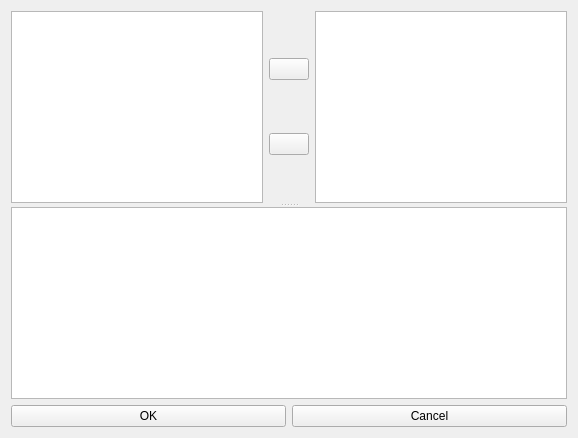
samiavasil/temporary, file src/apps/Daqster/pluginlist.ui: the form before one commit.
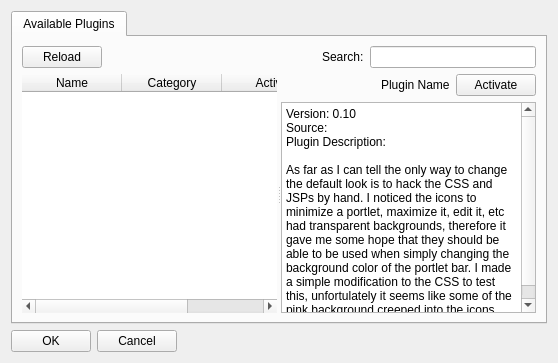
The form after the commit. Icons and pictures are not drawn.

Commit message: Add Full Screen for main window. Plugin List update

```diff
--- a/src/apps/Daqster/pluginlist.ui
+++ b/src/apps/Daqster/pluginlist.ui
@@ -6,8 +6,8 @@
    <rect>
     <x>0</x>
     <y>0</y>
-    <width>578</width>
-    <height>438</height>
+    <width>558</width>
+    <height>363</height>
    </rect>
   </property>
   <property name="windowTitle">
@@ -16,65 +16,168 @@
   <property name="autoFillBackground">
    <bool>false</bool>
   </property>
+  <layout class="QGridLayout" name="gridLayout_2">
+   <item row="0" column="0">
+    <layout class="QVBoxLayout" name="verticalLayout_3">
+     <item>
+      <widget class="QTabWidget" name="pluginsTab">
+       <property name="currentIndex">
+        <number>0</number>
+       </property>
+       <widget class="QWidget" name="AvailablePlugins">
+        <attribute name="title">
+         <string>Available Plugins</string>
+        </attribute>
   <layout class="QGridLayout" name="gridLayout">
    <item row="0" column="0">
-    <layout class="QVBoxLayout" name="verticalLayout_2">
+          <layout class="QVBoxLayout" name="verticalLayout">
+           <item>
+            <layout class="QHBoxLayout" name="horizontalLayout_4">
+             <item>
+              <widget class="QPushButton" name="reloadButton">
+               <property name="text">
+                <string>Reload</string>
+               </property>
+              </widget>
+             </item>
+             <item>
+              <spacer name="horizontalSpacer">
+               <property name="orientation">
+                <enum>Qt::Horizontal</enum>
+               </property>
+               <property name="sizeHint" stdset="0">
+                <size>
+                 <width>40</width>
+                 <height>20</height>
+                </size>
+               </property>
+              </spacer>
+             </item>
+             <item>
+              <layout class="QHBoxLayout" name="horizontalLayout_2">
+               <item>
+                <widget class="QLabel" name="label">
+                 <property name="text">
+                  <string>Search:</string>
+                 </property>
+                </widget>
+               </item>
+               <item>
+                <widget class="QLineEdit" name="searchEdit"/>
+               </item>
+              </layout>
+             </item>
+            </layout>
+           </item>
      <item>
       <widget class="QSplitter" name="splitter">
        <property name="orientation">
-        <enum>Qt::Vertical</enum>
-       </property>
+              <enum>Qt::Horizontal</enum>
+             </property>
+             <widget class="QTableWidget" name="availablePlugins">
+              <property name="frameShape">
+               <enum>QFrame::NoFrame</enum>
+              </property>
+              <property name="frameShadow">
+               <enum>QFrame::Sunken</enum>
+              </property>
+              <property name="iconSize">
+               <size>
+                <width>0</width>
+                <height>0</height>
+               </size>
+              </property>
+              <property name="showGrid">
+               <bool>true</bool>
+              </property>
+              <property name="gridStyle">
+               <enum>Qt::SolidLine</enum>
+              </property>
+              <property name="wordWrap">
+               <bool>true</bool>
+              </property>
+              <property name="cornerButtonEnabled">
+               <bool>true</bool>
+              </property>
+              <attribute name="horizontalHeaderVisible">
+               <bool>true</bool>
+              </attribute>
+              <attribute name="horizontalHeaderCascadingSectionResizes">
+               <bool>false</bool>
+              </attribute>
+              <attribute name="horizontalHeaderHighlightSections">
+               <bool>true</bool>
+              </attribute>
+              <attribute name="horizontalHeaderShowSortIndicator" stdset="0">
+               <bool>false</bool>
+              </attribute>
+              <attribute name="horizontalHeaderStretchLastSection">
+               <bool>true</bool>
+              </attribute>
+              <attribute name="verticalHeaderVisible">
+               <bool>false</bool>
+              </attribute>
+              <attribute name="verticalHeaderHighlightSections">
+               <bool>true</bool>
+              </attribute>
+              <column>
+               <property name="text">
+                <string>Name</string>
+               </property>
+              </column>
+              <column>
+               <property name="text">
+                <string>Category</string>
+               </property>
+              </column>
+              <column>
+               <property name="text">
+                <string>Active</string>
+               </property>
+              </column>
+             </widget>
        <widget class="QWidget" name="">
-        <layout class="QHBoxLayout" name="horizontalLayout_2">
+              <layout class="QVBoxLayout" name="verticalLayout_2">
          <item>
-          <widget class="QListWidget" name="availablePluginList"/>
-         </item>
+                <layout class="QHBoxLayout" name="horizontalLayout_3">
          <item>
-          <layout class="QVBoxLayout" name="verticalLayout">
-           <item>
-            <widget class="QPushButton" name="addButton">
-             <property name="sizePolicy">
-              <sizepolicy hsizetype="Fixed" vsizetype="Fixed">
-               <horstretch>0</horstretch>
-               <verstretch>0</verstretch>
-              </sizepolicy>
-             </property>
+                  <spacer name="horizontalSpacer_3">
+                   <property name="orientation">
+                    <enum>Qt::Horizontal</enum>
+                   </property>
+                   <property name="sizeHint" stdset="0">
+                    <size>
+                     <width>40</width>
+                     <height>20</height>
+                    </size>
+                   </property>
+                  </spacer>
+                 </item>
+                 <item>
+                  <widget class="QLabel" name="pluginName">
              <property name="text">
-              <string/>
-             </property>
-             <property name="icon">
-              <iconset>
-               <disabledon>:/toolbar/icons/icons/right_1.png</disabledon>
-              </iconset>
-             </property>
+                    <string>Plugin Name</string>
+                   </property>
             </widget>
            </item>
            <item>
-            <widget class="QPushButton" name="removeButton">
-             <property name="sizePolicy">
-              <sizepolicy hsizetype="Fixed" vsizetype="Fixed">
-               <horstretch>0</horstretch>
-               <verstretch>0</verstretch>
-              </sizepolicy>
-             </property>
+                  <widget class="QPushButton" name="activateButton">
              <property name="text">
-              <string/>
-             </property>
-             <property name="icon">
-              <iconset>
-               <disabledon>:/toolbar/icons/icons/left_1.png</disabledon>
-              </iconset>
-             </property>
+                    <string>Activate</string>
+                   </property>
             </widget>
            </item>
           </layout>
          </item>
          <item>
-          <widget class="QListWidget" name="activePluginList"/>
-         </item>
-        </layout>
-       </widget>
        <widget class="QPlainTextEdit" name="pluginDescription">
+                 <property name="plainText">
+                  <string>Version: 0.10
+Source:
+Plugin Description:
+
+As far as I can tell the only way to change the default look is to hack the CSS and JSPs by hand. I noticed the icons to minimize a portlet, maximize it, edit it, etc had transparent backgrounds, therefore it gave me some hope that they should be able to be used when simply changing the background color of the portlet bar. I made a simple modification to the CSS to test this, unfortulately it seems like some of the pink background creeped into the icons.</string>
+                 </property>
         <property name="backgroundVisible">
          <bool>false</bool>
         </property>
@@ -82,8 +185,19 @@
          <bool>false</bool>
         </property>
        </widget>
-      </widget>
-     </item>
+               </item>
+              </layout>
+             </widget>
+            </widget>
+           </item>
+          </layout>
+         </item>
+        </layout>
+       </widget>
+      </widget>
+     </item>
+     <item>
+      <layout class="QHBoxLayout" name="horizontalLayout_5">
      <item>
       <layout class="QHBoxLayout" name="horizontalLayout">
        <item>
@@ -99,6 +213,21 @@
           <string>Cancel</string>
          </property>
         </widget>
+         </item>
+        </layout>
+       </item>
+       <item>
+        <spacer name="horizontalSpacer_2">
+         <property name="orientation">
+          <enum>Qt::Horizontal</enum>
+         </property>
+         <property name="sizeHint" stdset="0">
+          <size>
+           <width>40</width>
+           <height>20</height>
+          </size>
+         </property>
+        </spacer>
        </item>
       </layout>
      </item>
```
Lines whose indentation alone changed are shown as unchanged. The commit also changes 5 other files.
